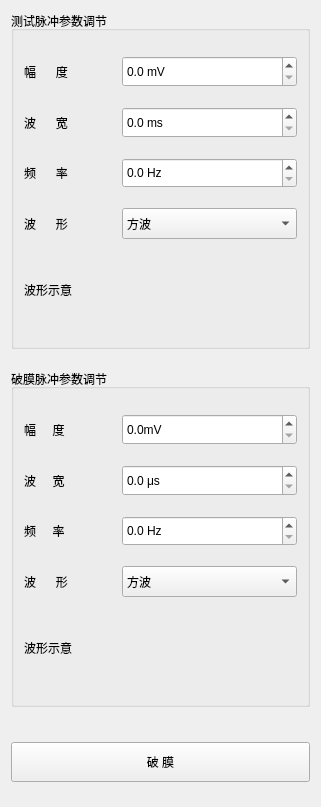
Qt form src/ControlStiParamPlugin/ControlStiParam/CStimualteWnd.ui (IPX-192/controlStiParam) before a commit.
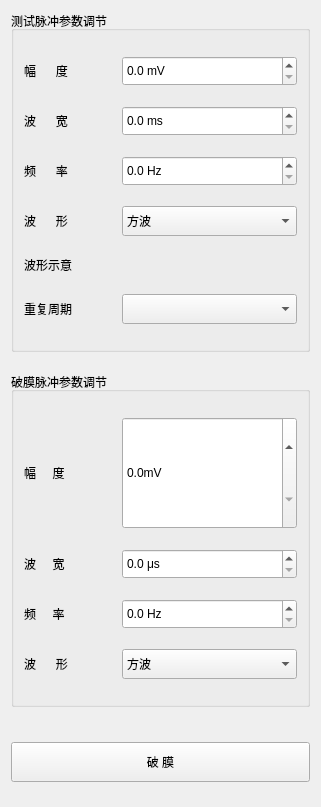
The same form after that commit. Icons and pictures are not drawn.

```diff
--- a/src/ControlStiParamPlugin/ControlStiParam/CStimualteWnd.ui
+++ b/src/ControlStiParamPlugin/ControlStiParam/CStimualteWnd.ui
@@ -36,7 +36,7 @@
        <property name="title">
         <string>测试脉冲参数调节</string>
        </property>
-       <layout class="QGridLayout" name="gridLayout_2" rowstretch="1,1,1,1,2">
+       <layout class="QGridLayout" name="gridLayout_2">
         <property name="leftMargin">
          <number>10</number>
         </property>
@@ -84,6 +84,12 @@
               <verstretch>0</verstretch>
              </sizepolicy>
             </property>
+            <property name="minimumSize">
+             <size>
+              <width>0</width>
+              <height>30</height>
+             </size>
+            </property>
             <property name="suffix">
              <string> mV</string>
             </property>
@@ -123,6 +129,12 @@
               <verstretch>0</verstretch>
              </sizepolicy>
             </property>
+            <property name="minimumSize">
+             <size>
+              <width>0</width>
+              <height>30</height>
+             </size>
+            </property>
             <property name="suffix">
              <string> ms</string>
             </property>
@@ -162,6 +174,12 @@
               <verstretch>0</verstretch>
              </sizepolicy>
             </property>
+            <property name="minimumSize">
+             <size>
+              <width>0</width>
+              <height>30</height>
+             </size>
+            </property>
             <property name="suffix">
              <string> Hz</string>
             </property>
@@ -201,6 +219,12 @@
               <verstretch>0</verstretch>
              </sizepolicy>
             </property>
+            <property name="minimumSize">
+             <size>
+              <width>0</width>
+              <height>30</height>
+             </size>
+            </property>
             <item>
              <property name="text">
               <string>方波</string>
@@ -252,6 +276,48 @@
           </item>
          </layout>
         </item>
+        <item row="5" column="0">
+         <layout class="QHBoxLayout" name="horizontalLayout_10" stretch="1,2">
+          <property name="spacing">
+           <number>10</number>
+          </property>
+          <item>
+           <widget class="QLabel" name="label_11">
+            <property name="sizePolicy">
+             <sizepolicy hsizetype="Expanding" vsizetype="Preferred">
+              <horstretch>0</horstretch>
+              <verstretch>0</verstretch>
+             </sizepolicy>
+            </property>
+            <property name="minimumSize">
+             <size>
+              <width>0</width>
+              <height>0</height>
+             </size>
+            </property>
+            <property name="maximumSize">
+             <size>
+              <width>16777215</width>
+              <height>16777215</height>
+             </size>
+            </property>
+            <property name="text">
+             <string>重复周期</string>
+            </property>
+           </widget>
+          </item>
+          <item>
+           <widget class="QComboBox" name="model_RepInt">
+            <property name="minimumSize">
+             <size>
+              <width>0</width>
+              <height>30</height>
+             </size>
+            </property>
+           </widget>
+          </item>
+         </layout>
+        </item>
        </layout>
       </widget>
      </item>
@@ -260,7 +326,7 @@
        <property name="title">
         <string>破膜脉冲参数调节</string>
        </property>
-       <layout class="QGridLayout" name="gridLayout" rowstretch="1,1,1,1,2">
+       <layout class="QGridLayout" name="gridLayout" rowstretch="1,0,0,0">
         <property name="leftMargin">
          <number>10</number>
         </property>
@@ -279,6 +345,50 @@
         <property name="verticalSpacing">
          <number>20</number>
         </property>
+        <item row="3" column="0">
+         <layout class="QHBoxLayout" name="horizontalLayout_9" stretch="1,2">
+          <property name="spacing">
+           <number>10</number>
+          </property>
+          <item>
+           <widget class="QLabel" name="label_10">
+            <property name="sizePolicy">
+             <sizepolicy hsizetype="Expanding" vsizetype="Preferred">
+              <horstretch>0</horstretch>
+              <verstretch>0</verstretch>
+             </sizepolicy>
+            </property>
+            <property name="text">
+             <string>波      形</string>
+            </property>
+            <property name="alignment">
+             <set>Qt::AlignLeading|Qt::AlignLeft|Qt::AlignVCenter</set>
+            </property>
+           </widget>
+          </item>
+          <item>
+           <widget class="QComboBox" name="waveTypeComboBox_membranes">
+            <property name="sizePolicy">
+             <sizepolicy hsizetype="Preferred" vsizetype="Expanding">
+              <horstretch>0</horstretch>
+              <verstretch>0</verstretch>
+             </sizepolicy>
+            </property>
+            <property name="minimumSize">
+             <size>
+              <width>0</width>
+              <height>30</height>
+             </size>
+            </property>
+            <item>
+             <property name="text">
+              <string>方波</string>
+             </property>
+            </item>
+           </widget>
+          </item>
+         </layout>
+        </item>
         <item row="2" column="0">
          <layout class="QHBoxLayout" name="horizontalLayout_8" stretch="1,2">
           <property name="spacing">
@@ -308,6 +418,12 @@
               <verstretch>0</verstretch>
              </sizepolicy>
             </property>
+            <property name="minimumSize">
+             <size>
+              <width>0</width>
+              <height>30</height>
+             </size>
+            </property>
             <property name="suffix">
              <string> Hz</string>
             </property>
@@ -347,6 +463,12 @@
               <verstretch>0</verstretch>
              </sizepolicy>
             </property>
+            <property name="minimumSize">
+             <size>
+              <width>0</width>
+              <height>30</height>
+             </size>
+            </property>
             <property name="suffix">
              <string>mV</string>
             </property>
@@ -357,44 +479,6 @@
           </item>
          </layout>
         </item>
-        <item row="3" column="0">
-         <layout class="QHBoxLayout" name="horizontalLayout_9" stretch="1,2">
-          <property name="spacing">
-           <number>10</number>
-          </property>
-          <item>
-           <widget class="QLabel" name="label_10">
-            <property name="sizePolicy">
-             <sizepolicy hsizetype="Expanding" vsizetype="Preferred">
-              <horstretch>0</horstretch>
-              <verstretch>0</verstretch>
-             </sizepolicy>
-            </property>
-            <property name="text">
-             <string>波      形</string>
-            </property>
-            <property name="alignment">
-             <set>Qt::AlignLeading|Qt::AlignLeft|Qt::AlignVCenter</set>
-            </property>
-           </widget>
-          </item>
-          <item>
-           <widget class="QComboBox" name="waveTypeComboBox_membranes">
-            <property name="sizePolicy">
-             <sizepolicy hsizetype="Preferred" vsizetype="Expanding">
-              <horstretch>0</horstretch>
-              <verstretch>0</verstretch>
-             </sizepolicy>
-            </property>
-            <item>
-             <property name="text">
-              <string>方波</string>
-             </property>
-            </item>
-           </widget>
-          </item>
-         </layout>
-        </item>
         <item row="1" column="0">
          <layout class="QHBoxLayout" name="horizontalLayout_7" stretch="1,2">
           <property name="spacing">
@@ -424,6 +508,12 @@
               <verstretch>0</verstretch>
              </sizepolicy>
             </property>
+            <property name="minimumSize">
+             <size>
+              <width>0</width>
+              <height>30</height>
+             </size>
+            </property>
             <property name="suffix">
              <string> μs</string>
             </property>
@@ -434,48 +524,6 @@
           </item>
          </layout>
         </item>
-        <item row="4" column="0">
-         <layout class="QHBoxLayout" name="horizontalLayout_10" stretch="1,2">
-          <property name="spacing">
-           <number>10</number>
-          </property>
-          <item>
-           <widget class="QLabel" name="label_11">
-            <property name="sizePolicy">
-             <sizepolicy hsizetype="Expanding" vsizetype="Preferred">
-              <horstretch>0</horstretch>
-              <verstretch>0</verstretch>
-             </sizepolicy>
-            </property>
-            <property name="text">
-             <string>波形示意</string>
-            </property>
-            <property name="alignment">
-             <set>Qt::AlignLeading|Qt::AlignLeft|Qt::AlignVCenter</set>
-            </property>
-           </widget>
-          </item>
-          <item>
-           <widget class="QLabel" name="label_12">
-            <property name="sizePolicy">
-             <sizepolicy hsizetype="Preferred" vsizetype="Expanding">
-              <horstretch>0</horstretch>
-              <verstretch>0</verstretch>
-             </sizepolicy>
-            </property>
-            <property name="text">
-             <string/>
-            </property>
-            <property name="pixmap">
-             <pixmap resource="res.qrc">:/img/resource/tool/S_mall_wave1_new.PNG</pixmap>
-            </property>
-            <property name="alignment">
-             <set>Qt::AlignLeading|Qt::AlignLeft|Qt::AlignVCenter</set>
-            </property>
-           </widget>
-          </item>
-         </layout>
-        </item>
        </layout>
       </widget>
      </item>
```
